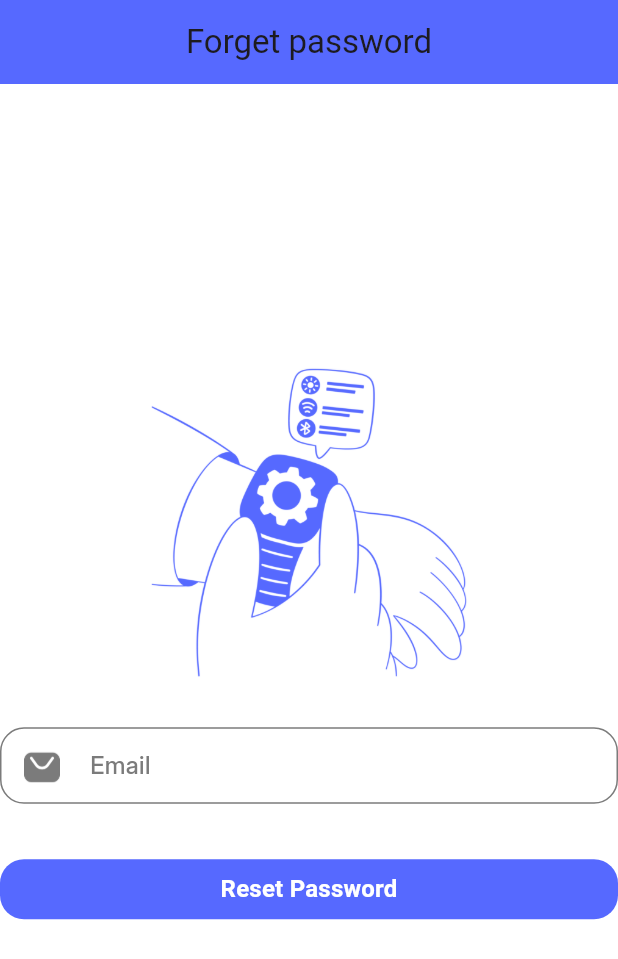
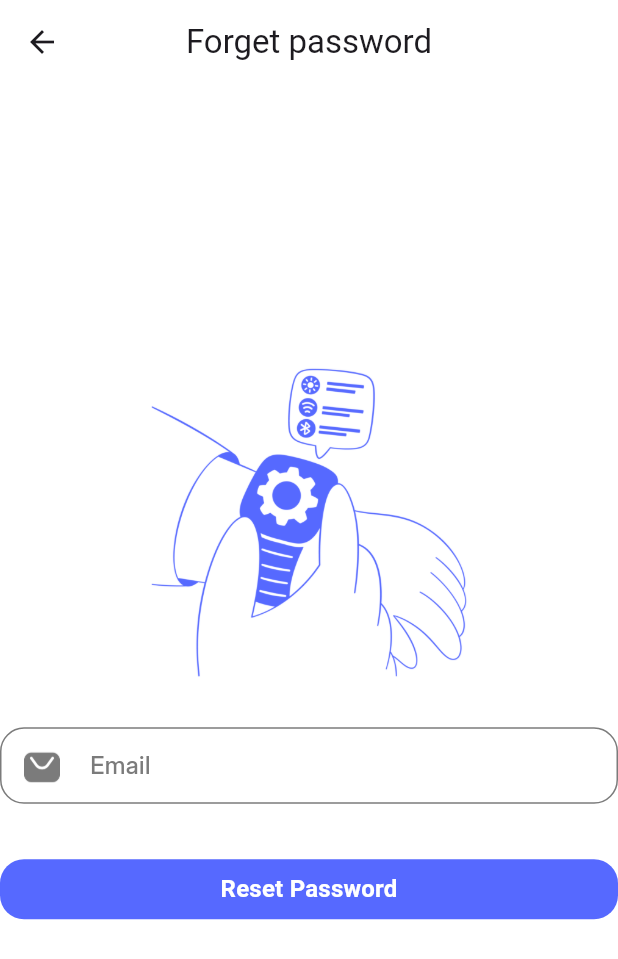
Before and after one commit to Abdallasala/Evently_App, a Flutter app: the SignIn screen opened by its route, after a tap on "Forget Password", on a phone screen of 412 x 824 dp. Shown: the top 959 px of the screen. Run offline on Flutter 3.47's test engine with Material 3 defaults, Android fonts, the phone set to English and light mode, and no system bars; our stand-ins replace animated_custom_dropdown, bot_toast, cloud_firestore, firebase_auth, firebase_core, flutter_easyloading and 2 more; accounts and stored records are empty.

Commit message:
fix some bugs

```diff
--- /dev/null
+++ b/lib/core/theme/app_theme_manager.dart
@@ -0,0 +1,38 @@
+import 'package:flutter/material.dart';
+
+import 'color_palette.dart';
+
+abstract class AppThemeManager {
+  static ThemeData lightTheme = ThemeData(
+    scaffoldBackgroundColor: Colors.white,
+    appBarTheme: const AppBarTheme(
+      centerTitle: true,
+      backgroundColor: Colors.white,
+    ),
+    bottomNavigationBarTheme: const BottomNavigationBarThemeData(
+      type: BottomNavigationBarType.fixed,
+      backgroundColor: ColorPalette.primaryColor,
+      landscapeLayout: BottomNavigationBarLandscapeLayout.spread,
+      selectedItemColor: ColorPalette.white,
+      unselectedItemColor: ColorPalette.white,
+      showSelectedLabels: true,
+      showUnselectedLabels: true,
+    ),
+  );
+  static ThemeData darkTheme = ThemeData(
+    scaffoldBackgroundColor: Color(0xFF101127),
+    appBarTheme: const AppBarTheme(
+      centerTitle: true,
+      backgroundColor: Colors.white,
+    ),
+    bottomNavigationBarTheme: const BottomNavigationBarThemeData(
+      type: BottomNavigationBarType.fixed,
+      backgroundColor: ColorPalette.primaryColor,
+      landscapeLayout: BottomNavigationBarLandscapeLayout.spread,
+      selectedItemColor: ColorPalette.white,
+      unselectedItemColor: ColorPalette.white,
+      showSelectedLabels: true,
+      showUnselectedLabels: true,
+    ),
+  );
+}
--- a/lib/core/theme/app_theme_manger.dart
+++ /dev/null
@@ -1,19 +0,0 @@
-import 'package:evently_app_c13_sun_7_pm/core/theme/color_palette.dart';
-import 'package:flutter/material.dart';
-
-abstract class AppThemeManger {
-  static ThemeData themeDataLight =ThemeData(
-    scaffoldBackgroundColor: ColorPalette.white,
-    appBarTheme: AppBarTheme(
-      backgroundColor: ColorPalette.primaryColor,
-      centerTitle: true,
-      titleTextStyle:TextStyle(
-        fontSize: 24,
-        fontWeight: FontWeight.w500
-      ) ,
-      iconTheme: IconThemeData(
-        color: ColorPalette.primaryColor
-      ),
-    )
-  );
-}
```
Also changed, not shown: git_commands_guide.txt (added, +84 -0 lines), lib/main.dart (+24 -13 lines), lib/module/layout/home/home_view.dart (+16 -3 lines), lib/module/layout/layout_view.dart (+2 -5 lines), lib/module/layout/profile/profile.dart (deleted, +0 -10 lines), lib/module/layout/profile/profile_view.dart (added, +153 -0 lines).
